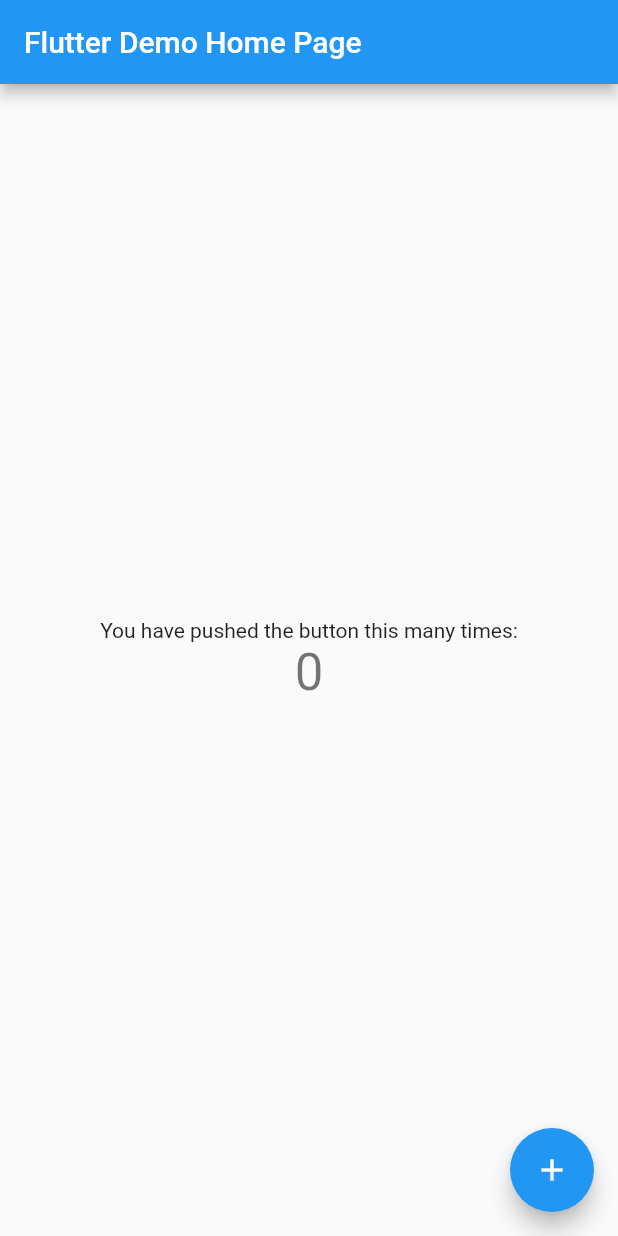
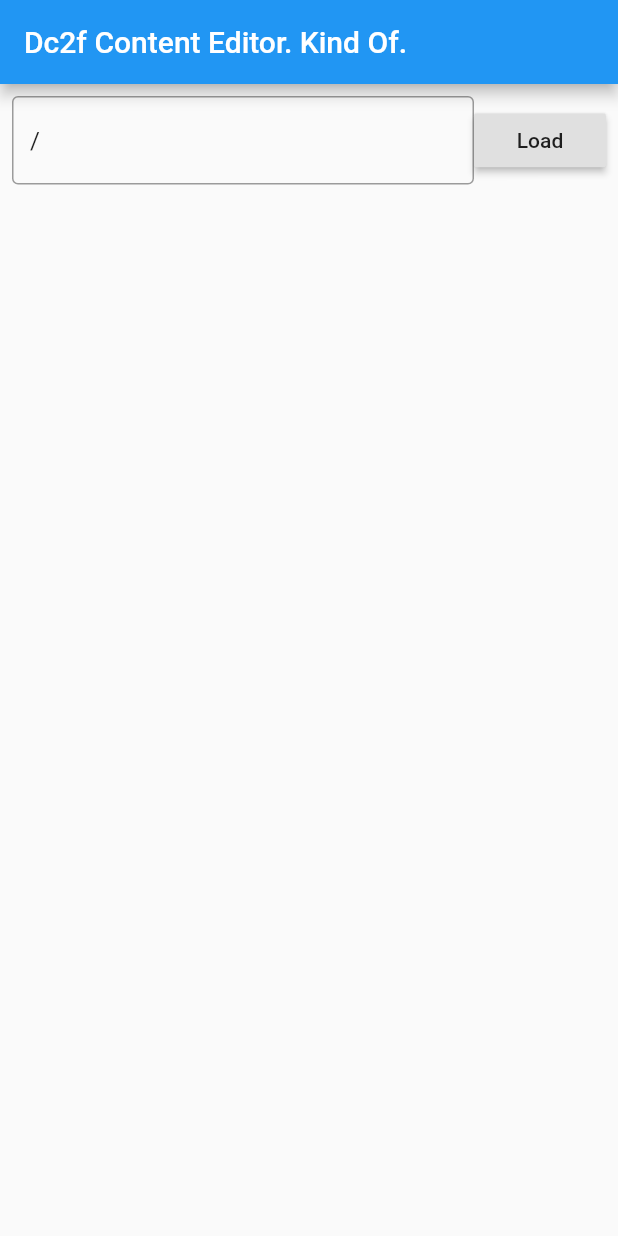
Before and after one commit to dc2f/dc2f-edit-client-desktop, a Flutter app: the screen it shows after launch, on a phone screen of 412 x 824 dp. Run offline on Flutter 3.47's test engine with Material 2 defaults, Android fonts, the phone set to English and light mode, and no system bars; our stand-ins replace dio; missing offline and left inert: analyzer, build, source_gen; generated files the repository leaves out were written again.

Commit message:
implemented showing of children and properties.

```diff
--- /dev/null
+++ b/lib/deps.dart
@@ -0,0 +1,13 @@
+import 'package:meta/meta.dart';
+
+import 'environment/env.dart';
+import 'service/api/api_service.dart';
+
+class Deps {
+  Deps._({@required this.env, @required this.apiService});
+
+  factory Deps({@required Env env}) => Deps._(env: env, apiService: ApiService(ApiCaller(apiEndpoint: env.backendUrl)));
+
+  final Env env;
+  final ApiService apiService;
+}
--- /dev/null
+++ b/lib/environment/env.dart
@@ -0,0 +1,4 @@
+
+class Env {
+  final backendUrl = 'http://localhost:8012/api';
+}
--- a/lib/main.dart
+++ b/lib/main.dart
@@ -12,77 +12,59 @@
 // See the License for the specific language governing permissions and
 // limitations under the License.
 
-import 'dart:io' show Platform;
-
 import 'package:flutter/foundation.dart'
     show debugDefaultTargetPlatformOverride;
 import 'package:flutter/material.dart';
+import 'package:provider/provider.dart';
+
+import 'deps.dart';
+import 'environment/env.dart';
+import 'screens/content_editor.dart';
+import 'theme.dart';
+import 'utils/logging.dart';
 
 void main() {
+  setupLogging();
+
   // See https://github.com/flutter/flutter/wiki/Desktop-shells#target-platform-override
   debugDefaultTargetPlatformOverride = TargetPlatform.fuchsia;
 
-  runApp(new MyApp());
+  runApp(MyApp());
 }
 
 class MyApp extends StatelessWidget {
   @override
   Widget build(BuildContext context) {
-    return MaterialApp(
-      title: 'Flutter Demo',
-      theme: ThemeData(
-        primarySwatch: Colors.blue,
-        // See https://github.com/flutter/flutter/wiki/Desktop-shells#fonts
-        fontFamily: 'Roboto',
+    final env = Env();
+    final deps = Deps(env: env);
+    return Provider.value(
+      value: deps,
+      child: MaterialApp(
+        title: 'Flutter Demo',
+        theme: createTheme(),
+        home: MyHomePage(),
       ),
-      home: MyHomePage(title: 'Flutter Demo Home Page'),
     );
   }
 }
 
 class MyHomePage extends StatefulWidget {
-  MyHomePage({Key key, this.title}) : super(key: key);
+  MyHomePage({Key key}) : super(key: key);
 
-  final String title;
 
   @override
   _MyHomePageState createState() => _MyHomePageState();
 }
 
 class _MyHomePageState extends State<MyHomePage> {
-  int _counter = 0;
-
-  void _incrementCounter() {
-    setState(() {
-      _counter++;
-    });
-  }
 
   @override
   Widget build(BuildContext context) {
     return Scaffold(
       appBar: AppBar(
-        title: Text(widget.title),
+        title: const Text('Dc2f Content Editor. Kind Of.'),
       ),
-      body: Center(
-        child: Column(
-          mainAxisAlignment: MainAxisAlignment.center,
-          children: <Widget>[
-            Text(
-              'You have pushed the button this many times:',
-            ),
-            Text(
-              '$_counter',
-              style: Theme.of(context).textTheme.display1,
-            ),
-          ],
-        ),
-      ),
-      floatingActionButton: FloatingActionButton(
-        onPressed: _incrementCounter,
-        tooltip: 'Increment',
-        child: Icon(Icons.add),
-      ),
+      body: ContentEditor(),
     );
   }
 }
--- /dev/null
+++ b/lib/screens/content_editor.dart
@@ -0,0 +1,136 @@
+import 'package:dc2f_edit_client_desktop/service/api/dto.dart';
+import 'package:flutter/material.dart';
+import 'package:flutter/widgets.dart';
+import 'package:logging/logging.dart';
+import 'package:provider/provider.dart';
+
+import '../deps.dart';
+
+final _logger = Logger('content_editor');
+
+class ContentEditor extends StatefulWidget {
+  @override
+  _ContentEditorState createState() => _ContentEditorState();
+}
+
+class _ContentEditorState extends State<ContentEditor> {
+  final TextEditingController _pathController = TextEditingController(text: '/');
+
+  Future<ContentDefReflect> _loading;
+
+  @override
+  Widget build(BuildContext context) {
+    return Padding(
+      padding: const EdgeInsets.all(8.0),
+      child: Column(
+        mainAxisSize: MainAxisSize.max,
+        children: <Widget>[
+          Row(
+            children: <Widget>[
+              Expanded(
+                child: TextField(
+                  decoration: InputDecoration(),
+                  controller: _pathController,
+                ),
+              ),
+              RaisedButton(
+                child: const Text('Load'),
+                onPressed: () {
+                  setState(() {
+                    _loading = Provider.of<Deps>(context).apiService.reflectContentPath(_pathController.text);
+                  });
+                },
+              )
+            ],
+          ),
+          FutureBuilder<ContentDefReflect>(
+            future: _loading,
+            builder: (context, snapshot) {
+              _logger.finer('snapshot changed to $snapshot');
+              if (snapshot.connectionState == ConnectionState.none) {
+                return Container();
+              }
+              if (snapshot.connectionState == ConnectionState.waiting) {
+                return const Center(child: CircularProgressIndicator());
+              }
+              if (snapshot.hasData) {
+                return ContentProperties(
+                  reflect: snapshot.data,
+                );
+              }
+              if (snapshot.hasError) {
+                return Center(child: Text('error: ${snapshot.error}'));
+              }
+              _logger.shout('Invalid snapshot state $snapshot');
+              return const Center(child: CircularProgressIndicator());
+            },
+          ),
+        ],
+      ),
+    );
+  }
+}
+
+class ContentProperties extends StatelessWidget {
+  const ContentProperties({Key key, this.reflect}) : super(key: key);
+
+  final ContentDefReflect reflect;
+
+  @override
+  Widget build(BuildContext context) {
+    return Expanded(
+      child: ListView(
+        shrinkWrap: false,
+        children: reflect.reflection.properties.map((prop) {
+          if (prop.kind == ContentDefKind.Primitive) {
+            final dynamic value = reflect.content[prop.name];
+            if (prop.type == PrimitiveType.Boolean) {
+              return CheckboxListTile(
+                title: Text('${prop.name}'),
+                value: true,
+                onChanged: (val) {},
+              );
+            } else if (prop.type == PrimitiveType.String) {
+              return ListTile(
+                title: TextField(
+                  decoration: InputDecoration(
+                    labelText: prop.name,
+                  ),
+                  controller: TextEditingController(text: value?.toString()),
+                ),
+              );
+            }
+          }
+          return ExpansionTile(
+            title: Text('${prop.name} (${prop.kind})'),
+            children: <Widget>[
+              ListTile(
+                leading: Icon(Icons.bug_report),
+                title: Text('Deeebug. ${prop.toJson()}'),
+              ),
+              ..._propertyDetails(prop),
+            ],
+          );
+        }).toList(),
+      ),
+    );
+  }
+
+  List<Widget> _propertyDetails(ContentDefPropertyReflection prop) {
+    if (prop.kind == ContentDefKind.Nested) {
+      return reflect.children[prop.name]?.map((child) {
+            return ListTile(
+              leading: Icon(Icons.subdirectory_arrow_right),
+              title: Text('${child.path}'),
+            );
+          })?.toList() ??
+          [];
+    }
+    return [
+      ListTile(
+        title: Text('lorem'),
+      ),
+    ];
+    return [];
+  }
+}
--- /dev/null
+++ b/lib/service/api/dto.dart
@@ -0,0 +1,98 @@
+import 'package:meta/meta.dart';
+import 'package:json_annotation/json_annotation.dart';
+
+part 'dto.g.dart';
+
+@JsonSerializable()
+class ContentDefReflect {
+  ContentDefReflect({
+    @required this.content,
+    @required this.children,
+    @required this.reflection,
+  });
+
+  factory ContentDefReflect.fromJson(Map<String, dynamic> json) => _$ContentDefReflectFromJson(json);
+
+  final Map<String, dynamic> content;
+
+  final Map<String, List<ContentDefChild>> children;
+  final ContentDefReflection reflection;
+
+  Map<String, dynamic> toJson() => _$ContentDefReflectToJson(this);
+}
+
+@JsonSerializable(nullable: false)
+class ContentDefChild {
+  ContentDefChild({
+    this.path,
+    this.isProperty,
+  });
+
+  factory ContentDefChild.fromJson(Map<String, dynamic> json) => _$ContentDefChildFromJson(json);
+
+  Map<String, dynamic> toJson() => _$ContentDefChildToJson(this);
+
+  final String path;
+  final bool isProperty;
+}
+
+@JsonSerializable(nullable: false)
+class ContentDefReflection {
+  ContentDefReflection({
+    this.properties,
+  });
+
+  factory ContentDefReflection.fromJson(Map<String, dynamic> json) => _$ContentDefReflectionFromJson(json);
+
+  Map<String, dynamic> toJson() => _$ContentDefReflectionToJson(this);
+
+  final List<ContentDefPropertyReflection> properties;
+}
+
+enum PrimitiveType {
+  String,
+  Boolean,
+  ZonedDateTime,
+  Unknown
+}
+
+enum ContentDefKind {
+  Parsable,
+  Primitive,
+  Map,
+  Nested
+}
+
+@JsonSerializable(nullable: true)
+class ContentDefPropertyReflection {
+  ContentDefPropertyReflection({
+    this.kind,
+    this.name,
+    this.optional,
+    this.multiValue,
+    this.type,
+    this.parsableHint,
+    this.allowedTypes,
+    this.baseType,
+  });
+
+  factory ContentDefPropertyReflection.fromJson(Map<String, dynamic> json) =>
+      _$ContentDefPropertyReflectionFromJson(json);
+
+  Map<String, dynamic> toJson() => _$ContentDefPropertyReflectionToJson(this);
+
+  final ContentDefKind kind;
+  final String name;
+  final bool optional;
+  final bool multiValue;
+
+  // kind == primitive
+  final PrimitiveType type;
+
+  // kind == nested
+  final Map<String, String> allowedTypes;
+  final String baseType;
+
+  // kind == parsable
+  final String parsableHint;
+}
--- /dev/null
+++ b/lib/test_generator.dart
@@ -0,0 +1,20 @@
+
+import 'dart:async';
+
+import 'package:analyzer/dart/element/element.dart';
+import 'package:build/build.dart';
+import 'package:build/src/builder/build_step.dart';
+import 'package:source_gen/source_gen.dart';
+
+class StaticTextGenerator extends Generator {
+
+  StaticTextGenerator(this.content);
+
+  final String content;
+
+  @override
+  FutureOr<String> generate(LibraryReader library, BuildStep buildStep) => content;
+}
+
+Builder staticTextBuilder(BuilderOptions options) =>
+    SharedPartBuilder([StaticTextGenerator(options.config['content'] as String ?? '')], 'static_text');
--- /dev/null
+++ b/lib/theme.dart
@@ -0,0 +1,19 @@
+import 'package:flutter/material.dart';
+
+ThemeData createTheme() {
+  final theme = ThemeData(
+    primarySwatch: Colors.blue,
+    // See https://github.com/flutter/flutter/wiki/Desktop-shells#fonts
+    fontFamily: 'Roboto',
+  );
+  final border = OutlineInputBorder(
+      gapPadding: 4,
+      borderSide: BorderSide(color: theme.primaryColor, width: 2),
+      borderRadius: const BorderRadius.all(Radius.circular(4)));
+  return theme.copyWith(
+      inputDecorationTheme: InputDecorationTheme(
+//    enabledBorder: border,
+//    focusedBorder: border,
+    border: border,
+  ));
+}
```
Also changed, not shown: analysis_options.yaml (+122 -1 lines), build.yaml (added, +8 -0 lines), lib/service/api/api_service.dart (added, +131 -0 lines), lib/utils/logging.dart (added, +81 -0 lines), pubspec.yaml (+13 -5 lines), lib/service/api/dto.g.dart (added), 4 other files.
